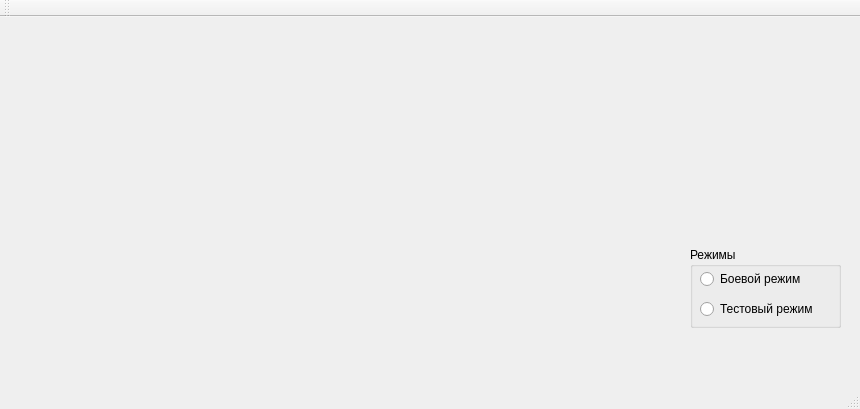
Old version of the form prototypev3/mainwindow.ui in the repository Androooooooid/prototypev3.
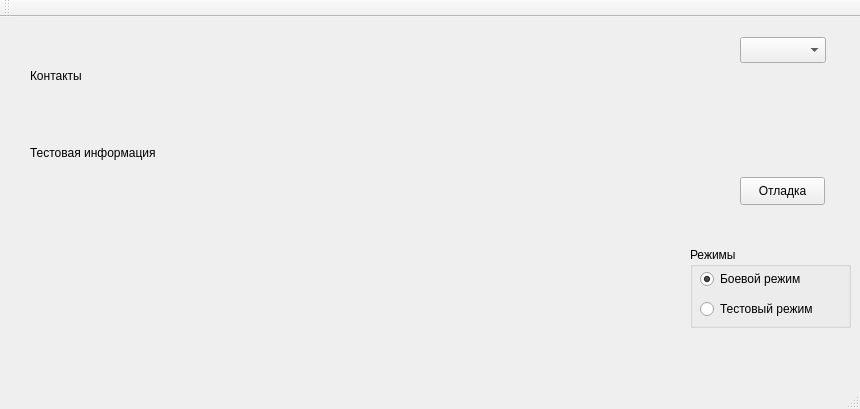
New version of the form.

What changed in the file:
```diff
--- a/prototypev3/mainwindow.ui
+++ b/prototypev3/mainwindow.ui
@@ -19,7 +19,7 @@
      <rect>
       <x>690</x>
       <y>230</y>
-      <width>151</width>
+      <width>161</width>
       <height>81</height>
      </rect>
     </property>
@@ -55,10 +55,59 @@
       <bool>true</bool>
      </property>
      <property name="checked">
-      <bool>false</bool>
+      <bool>true</bool>
      </property>
     </widget>
    </widget>
+   <widget class="QPushButton" name="pushButton">
+    <property name="geometry">
+     <rect>
+      <x>740</x>
+      <y>160</y>
+      <width>85</width>
+      <height>28</height>
+     </rect>
+    </property>
+    <property name="text">
+     <string>Отладка</string>
+    </property>
+   </widget>
+   <widget class="QLabel" name="label">
+    <property name="geometry">
+     <rect>
+      <x>30</x>
+      <y>50</y>
+      <width>63</width>
+      <height>18</height>
+     </rect>
+    </property>
+    <property name="text">
+     <string>Контакты</string>
+    </property>
+   </widget>
+   <widget class="QLabel" name="label_2">
+    <property name="geometry">
+     <rect>
+      <x>30</x>
+      <y>80</y>
+      <width>321</width>
+      <height>111</height>
+     </rect>
+    </property>
+    <property name="text">
+     <string>Тестовая информация</string>
+    </property>
+   </widget>
+   <widget class="QComboBox" name="selectTranslate">
+    <property name="geometry">
+     <rect>
+      <x>740</x>
+      <y>20</y>
+      <width>86</width>
+      <height>26</height>
+     </rect>
+    </property>
+   </widget>
   </widget>
   <widget class="QMenuBar" name="menuBar">
    <property name="geometry">
```
Left out of the diff: 5 changed lines with no effect on the pictures.
